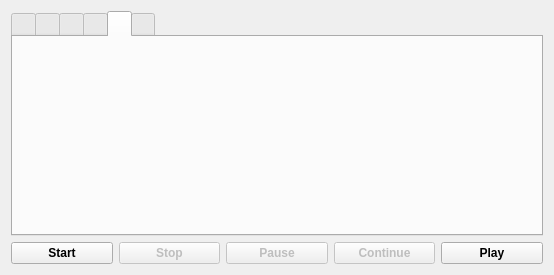
This is mainwindow.ui in vkohaupt/vokoscreenNG as Qt 5 draws it before an edit. The edited form follows.
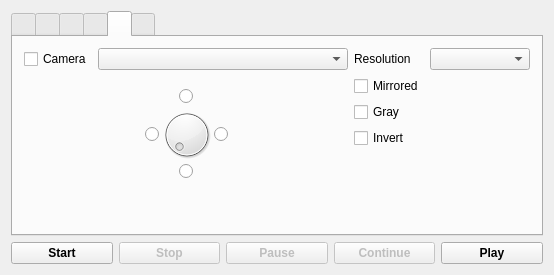
This is the edited form. The open tabs and pages were chosen to show the change. Icons and pictures are not drawn.

The edit to the form file:
```diff
--- a/mainwindow.ui
+++ b/mainwindow.ui
@@ -335,15 +335,296 @@
        <attribute name="title">
         <string notr="true"/>
        </attribute>
-       <layout class="QVBoxLayout" name="verticalLayout_7">
+       <layout class="QHBoxLayout" name="horizontalLayout_11">
         <item>
-         <widget class="QWidget" name="widget_2" native="true">
-          <layout class="QVBoxLayout" name="verticalLayout_11">
-           <item>
-            <layout class="QVBoxLayout" name="verticalLayout_6"/>
-           </item>
-          </layout>
-         </widget>
+         <layout class="QHBoxLayout" name="horizontalLayout_10">
+          <property name="sizeConstraint">
+           <enum>QLayout::SetDefaultConstraint</enum>
+          </property>
+          <item>
+           <layout class="QVBoxLayout" name="verticalLayout_23">
+            <item>
+             <layout class="QHBoxLayout" name="horizontalLayout_25">
+              <item>
+               <widget class="QCheckBox" name="CheckBoxCamera">
+                <property name="text">
+                 <string>Camera</string>
+                </property>
+               </widget>
+              </item>
+              <item>
+               <widget class="QComboBox" name="ComboBoxCamera">
+                <property name="sizePolicy">
+                 <sizepolicy hsizetype="MinimumExpanding" vsizetype="Fixed">
+                  <horstretch>0</horstretch>
+                  <verstretch>0</verstretch>
+                 </sizepolicy>
+                </property>
+               </widget>
+              </item>
+             </layout>
+            </item>
+            <item>
+             <widget class="QFrame" name="dialFrame">
+              <property name="sizePolicy">
+               <sizepolicy hsizetype="Preferred" vsizetype="Preferred">
+                <horstretch>0</horstretch>
+                <verstretch>0</verstretch>
+               </sizepolicy>
+              </property>
+              <property name="frameShape">
+               <enum>QFrame::NoFrame</enum>
+              </property>
+              <property name="frameShadow">
+               <enum>QFrame::Raised</enum>
+              </property>
+              <layout class="QVBoxLayout" name="verticalLayout_11">
+               <item>
+                <layout class="QVBoxLayout" name="layout_2" stretch="0,0,0">
+                 <property name="spacing">
+                  <number>0</number>
+                 </property>
+                 <property name="topMargin">
+                  <number>0</number>
+                 </property>
+                 <item>
+                  <layout class="QHBoxLayout" name="horizontalLayout_12">
+                   <property name="spacing">
+                    <number>0</number>
+                   </property>
+                   <property name="topMargin">
+                    <number>0</number>
+                   </property>
+                   <item>
+                    <spacer name="horizontalSpacer_7">
+                     <property name="orientation">
+                      <enum>Qt::Horizontal</enum>
+                     </property>
+                     <property name="sizeHint" stdset="0">
+                      <size>
+                       <width>40</width>
+                       <height>20</height>
+                      </size>
+                     </property>
+                    </spacer>
+                   </item>
+                   <item>
+                    <widget class="QRadioButton" name="radioButtonTopMiddle">
+                     <property name="text">
+                      <string notr="true"/>
+                     </property>
+                    </widget>
+                   </item>
+                   <item>
+                    <spacer name="horizontalSpacer_8">
+                     <property name="orientation">
+                      <enum>Qt::Horizontal</enum>
+                     </property>
+                     <property name="sizeHint" stdset="0">
+                      <size>
+                       <width>40</width>
+                       <height>20</height>
+                      </size>
+                     </property>
+                    </spacer>
+                   </item>
+                  </layout>
+                 </item>
+                 <item>
+                  <layout class="QHBoxLayout" name="horizontalLayout_13">
+                   <property name="spacing">
+                    <number>0</number>
+                   </property>
+                   <item>
+                    <spacer name="horizontalSpacer_9">
+                     <property name="orientation">
+                      <enum>Qt::Horizontal</enum>
+                     </property>
+                     <property name="sizeHint" stdset="0">
+                      <size>
+                       <width>40</width>
+                       <height>20</height>
+                      </size>
+                     </property>
+                    </spacer>
+                   </item>
+                   <item>
+                    <widget class="QRadioButton" name="radioButtonLeftMiddle">
+                     <property name="text">
+                      <string notr="true"/>
+                     </property>
+                    </widget>
+                   </item>
+                   <item>
+                    <widget class="QDial" name="rotateDial">
+                     <property name="sizePolicy">
+                      <sizepolicy hsizetype="Preferred" vsizetype="Preferred">
+                       <horstretch>0</horstretch>
+                       <verstretch>0</verstretch>
+                      </sizepolicy>
+                     </property>
+                     <property name="minimumSize">
+                      <size>
+                       <width>55</width>
+                       <height>55</height>
+                      </size>
+                     </property>
+                     <property name="maximumSize">
+                      <size>
+                       <width>55</width>
+                       <height>55</height>
+                      </size>
+                     </property>
+                     <property name="orientation">
+                      <enum>Qt::Horizontal</enum>
+                     </property>
+                    </widget>
+                   </item>
+                   <item>
+                    <widget class="QRadioButton" name="radioButtonRightMiddle">
+                     <property name="text">
+                      <string notr="true"/>
+                     </property>
+                    </widget>
+                   </item>
+                   <item>
+                    <spacer name="horizontalSpacer_10">
+                     <property name="orientation">
+                      <enum>Qt::Horizontal</enum>
+                     </property>
+                     <property name="sizeHint" stdset="0">
+                      <size>
+                       <width>40</width>
+                       <height>20</height>
+                      </size>
+                     </property>
+                    </spacer>
+                   </item>
+                  </layout>
+                 </item>
+                 <item>
+                  <layout class="QHBoxLayout" name="horizontalLayout_14">
+                   <property name="spacing">
+                    <number>0</number>
+                   </property>
+                   <item>
+                    <spacer name="horizontalSpacer_11">
+                     <property name="orientation">
+                      <enum>Qt::Horizontal</enum>
+                     </property>
+                     <property name="sizeHint" stdset="0">
+                      <size>
+                       <width>40</width>
+                       <height>20</height>
+                      </size>
+                     </property>
+                    </spacer>
+                   </item>
+                   <item>
+                    <widget class="QRadioButton" name="radioButtonBottomMiddle">
+                     <property name="text">
+                      <string notr="true"/>
+                     </property>
+                    </widget>
+                   </item>
+                   <item>
+                    <spacer name="horizontalSpacer_12">
+                     <property name="orientation">
+                      <enum>Qt::Horizontal</enum>
+                     </property>
+                     <property name="sizeHint" stdset="0">
+                      <size>
+                       <width>40</width>
+                       <height>20</height>
+                      </size>
+                     </property>
+                    </spacer>
+                   </item>
+                  </layout>
+                 </item>
+                </layout>
+               </item>
+               <item>
+                <spacer name="verticalSpacer_5">
+                 <property name="orientation">
+                  <enum>Qt::Vertical</enum>
+                 </property>
+                 <property name="sizeHint" stdset="0">
+                  <size>
+                   <width>20</width>
+                   <height>40</height>
+                  </size>
+                 </property>
+                </spacer>
+               </item>
+              </layout>
+             </widget>
+            </item>
+           </layout>
+          </item>
+          <item>
+           <layout class="QVBoxLayout" name="verticalLayout_21">
+            <item>
+             <layout class="QGridLayout" name="gridLayout_10">
+              <item row="2" column="0">
+               <widget class="QCheckBox" name="grayCheckBox">
+                <property name="text">
+                 <string>Gray</string>
+                </property>
+               </widget>
+              </item>
+              <item row="0" column="1">
+               <widget class="QComboBox" name="resolutionComboBox">
+                <property name="minimumSize">
+                 <size>
+                  <width>100</width>
+                  <height>0</height>
+                 </size>
+                </property>
+               </widget>
+              </item>
+              <item row="0" column="0">
+               <widget class="QLabel" name="resolutionLabel">
+                <property name="text">
+                 <string>Resolution</string>
+                </property>
+                <property name="alignment">
+                 <set>Qt::AlignLeading|Qt::AlignLeft|Qt::AlignVCenter</set>
+                </property>
+               </widget>
+              </item>
+              <item row="3" column="0">
+               <widget class="QCheckBox" name="invertCheckBox">
+                <property name="text">
+                 <string>Invert</string>
+                </property>
+               </widget>
+              </item>
+              <item row="1" column="0">
+               <widget class="QCheckBox" name="mirrorCheckBox">
+                <property name="text">
+                 <string>Mirrored</string>
+                </property>
+               </widget>
+              </item>
+              <item row="4" column="0">
+               <spacer name="verticalSpacer_7">
+                <property name="orientation">
+                 <enum>Qt::Vertical</enum>
+                </property>
+                <property name="sizeHint" stdset="0">
+                 <size>
+                  <width>20</width>
+                  <height>40</height>
+                 </size>
+                </property>
+               </spacer>
+              </item>
+             </layout>
+            </item>
+           </layout>
+          </item>
+         </layout>
         </item>
        </layout>
       </widget>
```
Left out of the diff: 2 changed lines with no effect on the pictures.
